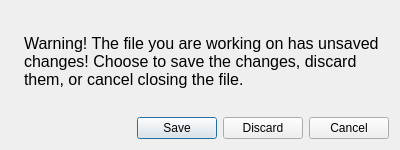
The window that ui/unsaved_changes.ui (ONS-RossGD/OptiCORD2) describes before a commit, drawn with Qt 5.
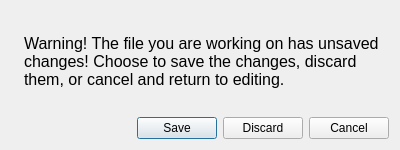
The same window after the commit.

```diff
--- a/ui/unsaved_changes.ui
+++ b/ui/unsaved_changes.ui
@@ -35,7 +35,7 @@
       </font>
      </property>
      <property name="text">
-      <string>Warning! The file you are working on has unsaved changes! Choose to save the changes, discard them, or cancel closing the file.</string>
+      <string>Warning! The file you are working on has unsaved changes! Choose to save the changes, discard them, or cancel and return to editing.</string>
      </property>
      <property name="wordWrap">
       <bool>true</bool>
```
